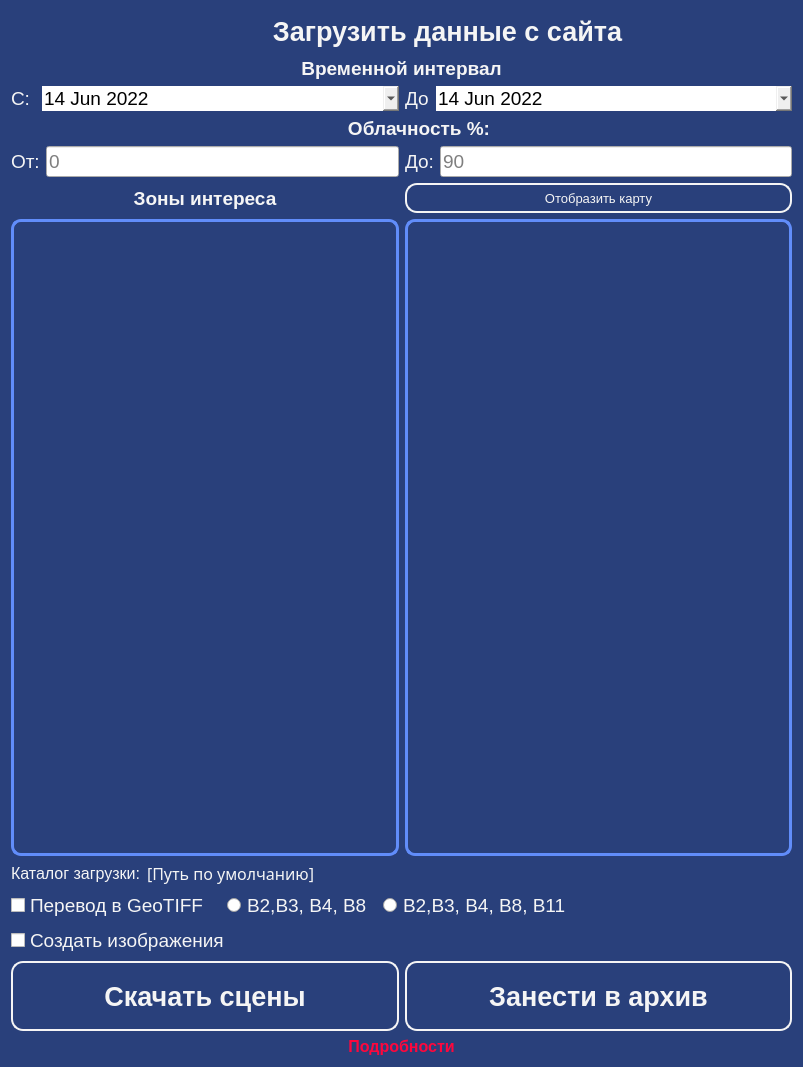
The window that loadData.ui (Glebadelo/automapizator) describes before a commit, drawn with Qt 5.
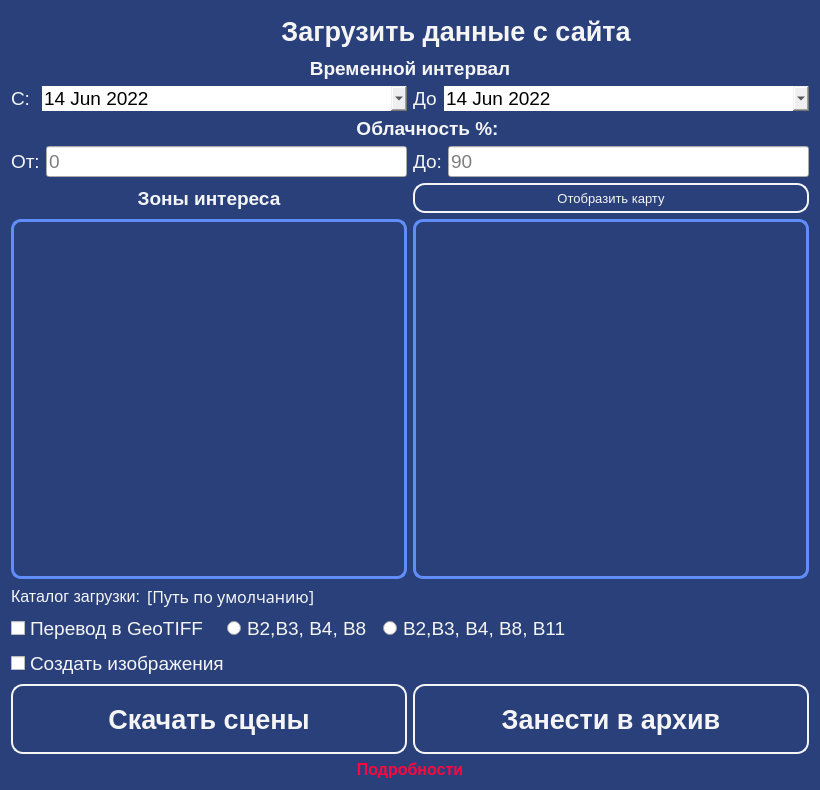
The same window after the commit. Icons and pictures are not drawn.

Commit message: Почти

```diff
--- a/loadData.ui
+++ b/loadData.ui
@@ -6,10 +6,16 @@
    <rect>
     <x>0</x>
     <y>0</y>
-    <width>803</width>
-    <height>1067</height>
+    <width>820</width>
+    <height>790</height>
    </rect>
   </property>
+  <property name="minimumSize">
+   <size>
+    <width>820</width>
+    <height>790</height>
+   </size>
+  </property>
   <property name="cursor">
    <cursorShape>ArrowCursor</cursorShape>
   </property>
```
The commit also changes 2 other files.
